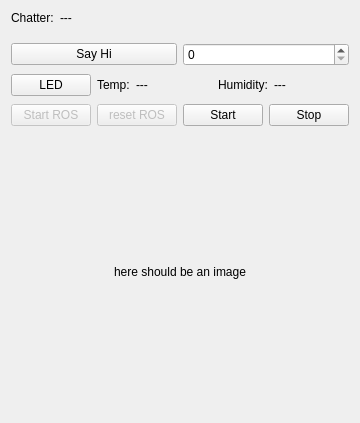
Qt form include/bfmc_dashboard/dashboard_gui.ui (euhenn/bfmc_dashboard) before a commit.
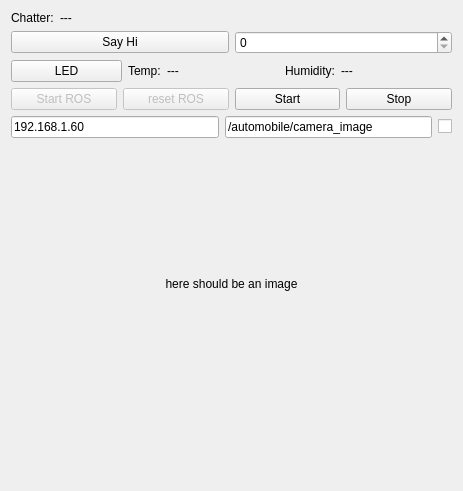
The same form after that commit.

Commit message: args + stability imprv

```diff
--- a/include/bfmc_dashboard/dashboard_gui.ui
+++ b/include/bfmc_dashboard/dashboard_gui.ui
@@ -6,8 +6,8 @@
    <rect>
     <x>0</x>
     <y>0</y>
-    <width>358</width>
-    <height>423</height>
+    <width>463</width>
+    <height>491</height>
    </rect>
   </property>
   <property name="windowTitle">
@@ -135,6 +135,31 @@
      </item>
     </layout>
    </item>
+   <item>
+    <layout class="QHBoxLayout" name="horizontalLayout_4">
+     <item>
+      <widget class="QLineEdit" name="lineEdit">
+       <property name="text">
+        <string>192.168.1.60</string>
+       </property>
+      </widget>
+     </item>
+     <item>
+      <widget class="QLineEdit" name="lineEdit2">
+       <property name="text">
+        <string>/automobile/camera_image</string>
+       </property>
+      </widget>
+     </item>
+     <item>
+      <widget class="QCheckBox" name="checkBox">
+       <property name="text">
+        <string/>
+       </property>
+      </widget>
+     </item>
+    </layout>
+   </item>
    <item>
     <widget class="QLabel" name="image_feed">
      <property name="minimumSize">
@@ -151,6 +176,19 @@
      </property>
     </widget>
    </item>
+   <item>
+    <spacer name="verticalSpacer">
+     <property name="orientation">
+      <enum>Qt::Vertical</enum>
+     </property>
+     <property name="sizeHint" stdset="0">
+      <size>
+       <width>20</width>
+       <height>40</height>
+      </size>
+     </property>
+    </spacer>
+   </item>
   </layout>
  </widget>
  <resources/>
```
The commit also changes 2 other files.
